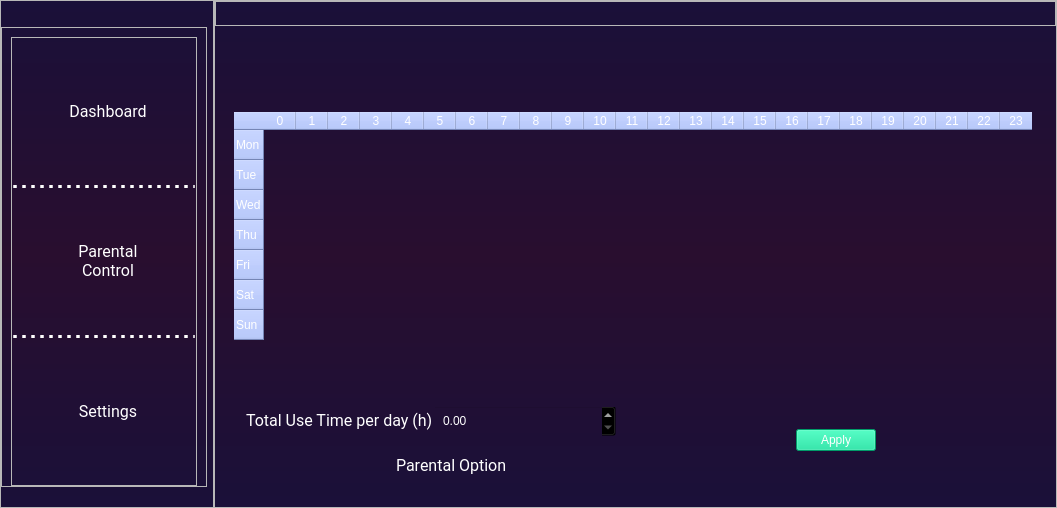
Qt form Designer/MainWindow.ui (Soon156/AlignPosition) before a commit.
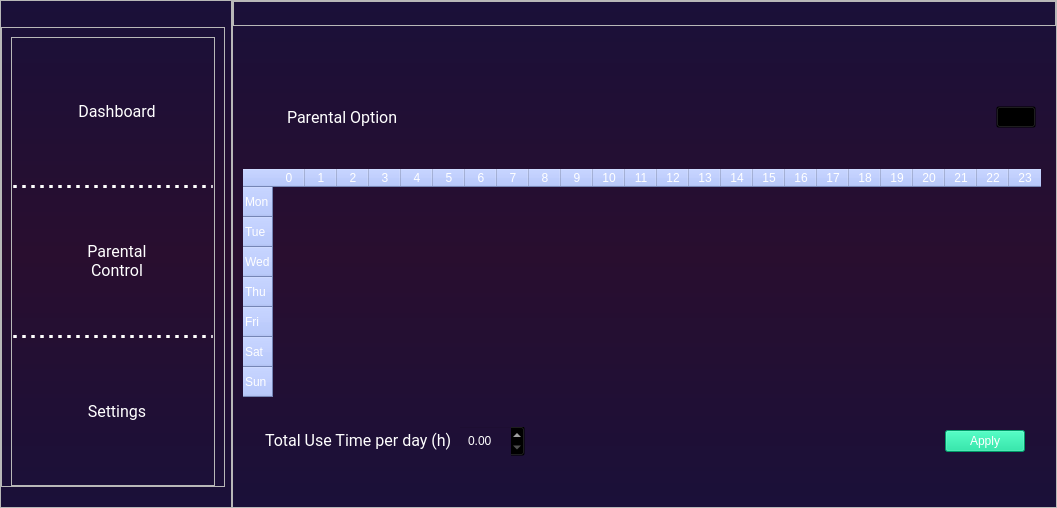
The same form after that commit. The open tabs and pages were chosen to show the change. Icons and pictures are not drawn.

```diff
--- a/Designer/MainWindow.ui
+++ b/Designer/MainWindow.ui
@@ -742,6 +742,12 @@
               <property name="spacing">
                <number>0</number>
               </property>
+              <property name="leftMargin">
+               <number>0</number>
+              </property>
+              <property name="rightMargin">
+               <number>0</number>
+              </property>
               <item>
                <widget class="QFrame" name="frame_10">
                 <property name="sizePolicy">
@@ -794,6 +800,67 @@
                 </layout>
                </widget>
               </item>
+              <item>
+               <widget class="QFrame" name="frame_5">
+                <property name="frameShape">
+                 <enum>QFrame::StyledPanel</enum>
+                </property>
+                <property name="frameShadow">
+                 <enum>QFrame::Raised</enum>
+                </property>
+                <layout class="QHBoxLayout" name="horizontalLayout_11">
+                 <item>
+                  <widget class="QCheckBox" name="parental_box">
+                   <property name="font">
+                    <font>
+                     <family>Roboto</family>
+                     <pointsize>12</pointsize>
+                    </font>
+                   </property>
+                   <property name="styleSheet">
+                    <string notr="true">QCheckBox {
+    spacing: 10px;
+}
+
+QCheckBox::indicator {
+    width: 24px;
+    height: 24px;
+}
+
+QCheckBox::indicator:unchecked {
+    image: url(:/icon/icons8-toggle-off-48.png);
+}
+
+QCheckBox::indicator:checked {
+    image: url(:/icon/icons8-toggle-on-48.png);
+}
+</string>
+                   </property>
+                   <property name="text">
+                    <string>Parental Option</string>
+                   </property>
+                  </widget>
+                 </item>
+                 <item alignment="Qt::AlignRight">
+                  <widget class="QPushButton" name="parental_setting_btn">
+                   <property name="text">
+                    <string/>
+                   </property>
+                   <property name="icon">
+                    <iconset resource="resource.qrc">
+                     <normaloff>:/icon/icons8-control-48.png</normaloff>:/icon/icons8-control-48.png</iconset>
+                   </property>
+                   <property name="iconSize">
+                    <size>
+                     <width>30</width>
+                     <height>30</height>
+                    </size>
+                   </property>
+                  </widget>
+                 </item>
+                </layout>
+               </widget>
+              </item>
               <item alignment="Qt::AlignLeft|Qt::AlignVCenter">
                <widget class="QTableWidget" name="usetime_table">
                 <property name="minimumSize">
@@ -1038,6 +1105,15 @@
                        <property name="topMargin">
                         <number>0</number>
                        </property>
+                       <item alignment="Qt::AlignLeft">
+                        <widget class="QFrame" name="frame_9">
+                         <property name="frameShape">
+                          <enum>QFrame::StyledPanel</enum>
+                         </property>
+                         <property name="frameShadow">
+                          <enum>QFrame::Raised</enum>
+                         </property>
+                         <layout class="QHBoxLayout" name="horizontalLayout_17">
                        <item>
                         <widget class="QLabel" name="usetime_lbl">
                          <property name="sizePolicy">
@@ -1081,42 +1157,7 @@
                       </layout>
                      </widget>
                     </item>
-                    <item alignment="Qt::AlignHCenter">
-                     <widget class="QCheckBox" name="parental_box">
-                      <property name="font">
-                       <font>
-                        <family>Roboto</family>
-                        <pointsize>12</pointsize>
-                       </font>
-                      </property>
-                      <property name="styleSheet">
-                       <string notr="true">QCheckBox {
-    spacing: 10px;
-}
-
-QCheckBox::indicator {
-    width: 24px;
-    height: 24px;
-}
-
-QCheckBox::indicator:unchecked {
-    image: url(:/icon/icons8-toggle-off-48.png);
-}
-
-QCheckBox::indicator:checked {
-    image: url(:/icon/icons8-toggle-on-48.png);
-}
-</string>
-                      </property>
-                      <property name="text">
-                       <string>Parental Option</string>
-                      </property>
-                     </widget>
-                    </item>
-                   </layout>
-                  </widget>
-                 </item>
-                 <item alignment="Qt::AlignHCenter">
+                       <item alignment="Qt::AlignRight">
                   <widget class="QPushButton" name="usetime_btn">
                    <property name="styleSheet">
                     <string notr="true">QPushButton {background-color: #00d991;}
@@ -1136,6 +1177,12 @@
            </item>
           </layout>
          </widget>
+              </item>
+             </layout>
+            </widget>
+           </item>
+          </layout>
+         </widget>
          <widget class="QWidget" name="Settings">
           <layout class="QVBoxLayout" name="verticalLayout_6">
            <property name="spacing">
@@ -1649,7 +1696,7 @@
                     <string notr="true"/>
                    </property>
                    <property name="text">
-                    <string>Remove all data</string>
+                    <string>Reset All</string>
                    </property>
                   </widget>
                  </item>
@@ -1738,7 +1785,7 @@
            <item alignment="Qt::AlignHCenter|Qt::AlignVCenter">
             <widget class="QStackedWidget" name="PIN_stackedwidget">
              <property name="currentIndex">
-              <number>1</number>
+              <number>0</number>
              </property>
              <widget class="QWidget" name="ChangePINPage">
               <layout class="QVBoxLayout" name="verticalLayout">
```
Lines whose indentation alone changed are shown as unchanged.
